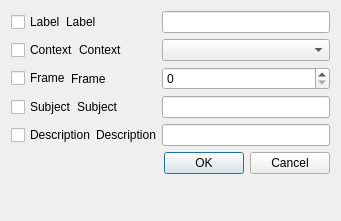
First picture: the form in Tools/Mokka/NewEventDialog.ui, repository Biomechanical-ToolKit/BTKCore, before the edit.
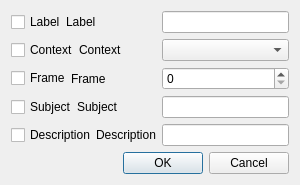
Second picture: the form after the edit.

Commit message: [FIX] Mokka:NewEventDialog: UI glitch under MacOS X.

```diff
--- a/Tools/Mokka/NewEventDialog.ui
+++ b/Tools/Mokka/NewEventDialog.ui
@@ -6,16 +6,10 @@
    <rect>
     <x>0</x>
     <y>0</y>
-    <width>341</width>
-    <height>221</height>
+    <width>300</width>
+    <height>175</height>
    </rect>
   </property>
-  <property name="sizePolicy">
-   <sizepolicy hsizetype="Fixed" vsizetype="Fixed">
-    <horstretch>0</horstretch>
-    <verstretch>0</verstretch>
-   </sizepolicy>
-  </property>
   <property name="windowTitle">
    <string>Event editor</string>
   </property>
```
The commit also changes 1 other file.
